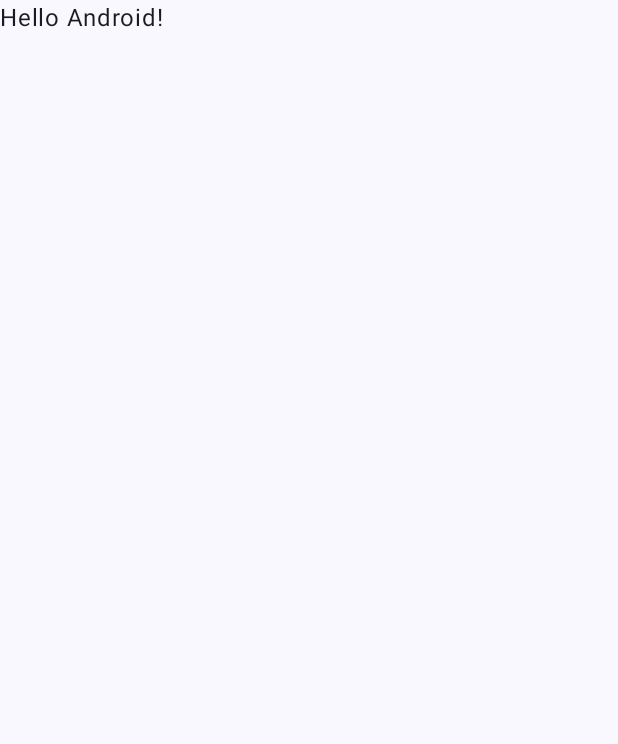
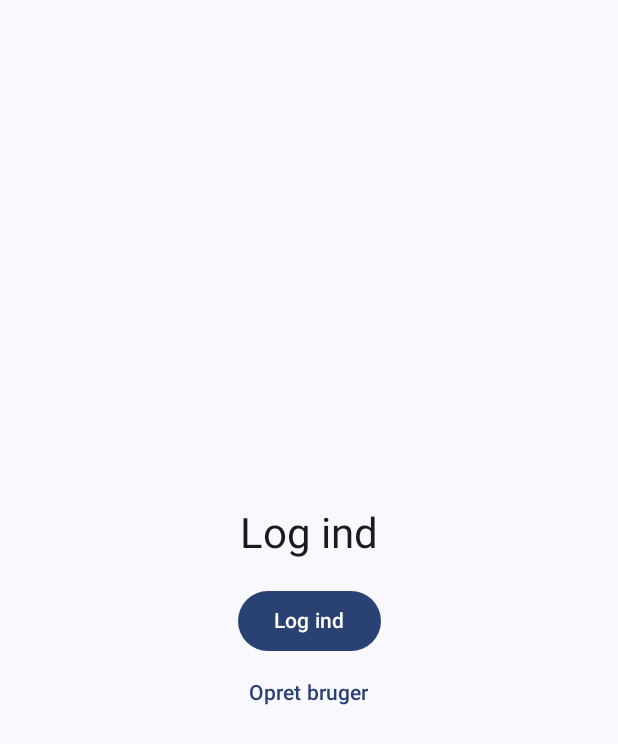
Before and after one commit to weissemilie/MyLittleLibrary, an Android app built with Jetpack Compose: the screen it shows after launch (MainActivity), on a phone screen of 412 x 824 dp. Before the commit the part shown is almost empty. Shown: the top 744 px of the screen. Run offline under Robolectric (Android 15) with nearby library versions, the phone set to English and light mode, and no system bars.

Commit message:
Navigation setup with placeholder for screens

```diff
--- a/app/build.gradle.kts
+++ b/app/build.gradle.kts
@@ -69,4 +69,5 @@ dependencies {
     implementation(libs.mlkit.barcode)
 
     implementation(libs.coil.compose)
+    implementation(libs.androidx.compose.material.icons.core)
 }
--- a/app/src/main/java/dk/au/emilieweiss/mylittlelibrary/MainActivity.kt
+++ b/app/src/main/java/dk/au/emilieweiss/mylittlelibrary/MainActivity.kt
@@ -4,13 +4,7 @@ import android.os.Bundle
 import androidx.activity.ComponentActivity
 import androidx.activity.compose.setContent
 import androidx.activity.enableEdgeToEdge
-import androidx.compose.foundation.layout.fillMaxSize
-import androidx.compose.foundation.layout.padding
-import androidx.compose.material3.Scaffold
-import androidx.compose.material3.Text
-import androidx.compose.runtime.Composable
-import androidx.compose.ui.Modifier
-import androidx.compose.ui.tooling.preview.Preview
+import dk.au.emilieweiss.mylittlelibrary.ui.navigation.AppNavigation
 import dk.au.emilieweiss.mylittlelibrary.ui.theme.MyLittleLibraryTheme
 
 class MainActivity : ComponentActivity() {
@@ -19,29 +13,8 @@ class MainActivity : ComponentActivity() {
         enableEdgeToEdge()
         setContent {
             MyLittleLibraryTheme {
-                Scaffold(modifier = Modifier.fillMaxSize()) { innerPadding ->
-                    Greeting(
-                        name = "Android",
-                        modifier = Modifier.padding(innerPadding)
-                    )
-                }
+                AppNavigation()
             }
         }
     }
 }
-
-@Composable
-fun Greeting(name: String, modifier: Modifier = Modifier) {
-    Text(
-        text = "Hello $name!",
-        modifier = modifier
-    )
-}
-
-@Preview(showBackground = true)
-@Composable
-fun GreetingPreview() {
-    MyLittleLibraryTheme {
-        Greeting("Android")
-    }
-}
--- /dev/null
+++ b/app/src/main/java/ui/auth/LoginScreen.kt
@@ -0,0 +1,15 @@
+package dk.au.emilieweiss.mylittlelibrary.ui.auth
+
+import androidx.compose.material3.Button
+import androidx.compose.material3.Text
+import androidx.compose.material3.TextButton
+import androidx.compose.runtime.Composable
+import dk.au.emilieweiss.mylittlelibrary.ui.components.PlaceholderScreen
+
+@Composable
+fun LoginScreen(onLoginClick: () -> Unit, onRegisterClick: () -> Unit) {
+    PlaceholderScreen("Log ind") {
+        Button(onClick = onLoginClick) { Text("Log ind") }
+        TextButton(onClick = onRegisterClick) { Text("Opret bruger") }
+    }
+}
--- /dev/null
+++ b/app/src/main/java/ui/components/PlaceholderScreen.kt
@@ -0,0 +1,28 @@
+package dk.au.emilieweiss.mylittlelibrary.ui.components
+
+import androidx.compose.foundation.layout.Arrangement
+import androidx.compose.foundation.layout.Column
+import androidx.compose.foundation.layout.ColumnScope
+import androidx.compose.foundation.layout.Spacer
+import androidx.compose.foundation.layout.fillMaxSize
+import androidx.compose.foundation.layout.height
+import androidx.compose.foundation.layout.padding
+import androidx.compose.material3.MaterialTheme
+import androidx.compose.material3.Text
+import androidx.compose.runtime.Composable
+import androidx.compose.ui.Alignment
+import androidx.compose.ui.Modifier
+import androidx.compose.ui.unit.dp
+
+@Composable
+fun PlaceholderScreen(title: String, content: @Composable ColumnScope.() -> Unit = {}) {
+    Column(
+        modifier = Modifier.fillMaxSize().padding(24.dp),
+        verticalArrangement = Arrangement.Center,
+        horizontalAlignment = Alignment.CenterHorizontally
+    ) {
+        Text(title, style = MaterialTheme.typography.headlineMedium)
+        Spacer(Modifier.height(16.dp))
+        content()
+    }
+}
--- /dev/null
+++ b/app/src/main/java/ui/navigation/AppNavigation.kt
@@ -0,0 +1,75 @@
+package dk.au.emilieweiss.mylittlelibrary.ui.navigation
+
+import androidx.compose.foundation.layout.padding
+import androidx.compose.material3.Scaffold
+import androidx.compose.runtime.Composable
+import androidx.compose.runtime.getValue
+import androidx.compose.ui.Modifier
+import androidx.navigation.NavType
+import androidx.navigation.compose.NavHost
+import androidx.navigation.compose.composable
+import androidx.navigation.compose.currentBackStackEntryAsState
+import androidx.navigation.compose.rememberNavController
+import androidx.navigation.navArgument
+import dk.au.emilieweiss.mylittlelibrary.ui.auth.LoginScreen
+import dk.au.emilieweiss.mylittlelibrary.ui.auth.RegisterScreen
+import dk.au.emilieweiss.mylittlelibrary.ui.friends.FriendSearchScreen
+import dk.au.emilieweiss.mylittlelibrary.ui.friends.FriendsScreen
+import dk.au.emilieweiss.mylittlelibrary.ui.library.BookDetailScreen
+import dk.au.emilieweiss.mylittlelibrary.ui.library.LibraryScreen
+import dk.au.emilieweiss.mylittlelibrary.ui.requests.RequestsScreen
+import dk.au.emilieweiss.mylittlelibrary.ui.scan.ScanScreen
+
+@Composable
+fun AppNavigation() {
+    val navController = rememberNavController()
+    val backStackEntry by navController.currentBackStackEntryAsState()
+    val currentRoute = backStackEntry?.destination?.route
+    val showBottomBar = currentRoute in bottomNavItems.map { it.screen.route }
+
+    Scaffold(
+        bottomBar = { if (showBottomBar) BottomBar(navController) }
+    ) { innerPadding ->
+        NavHost(
+            navController = navController,
+            startDestination = Screen.Login.route,
+            modifier = Modifier.padding(innerPadding)
+        ) {
+            composable(Screen.Login.route) {
+                LoginScreen(
+                    onLoginClick = {
+                        navController.navigate(Screen.Library.route) {
+                            popUpTo(Screen.Login.route) { inclusive = true }
+                        }
+                    },
+                    onRegisterClick = { navController.navigate(Screen.Register.route) }
+                )
+            }
+            composable(Screen.Register.route) {
+                RegisterScreen(onBackClick = { navController.popBackStack() })
+            }
+            composable(Screen.Library.route) {
+                LibraryScreen(
+                    onBookClick = { id -> navController.navigate(Screen.BookDetail.createRoute(id)) }
+                )
+            }
+            composable(
+                route = Screen.BookDetail.route,
+                arguments = listOf(navArgument("bookId") { type = NavType.StringType })
+            ) { entry ->
+                BookDetailScreen(
+                    bookId = entry.arguments?.getString("bookId") ?: "",
+                    onBackClick = { navController.popBackStack() }
+                )
+            }
+            composable(Screen.Scan.route) { ScanScreen() }
+            composable(Screen.Friends.route) {
+                FriendsScreen(onSearchClick = { navController.navigate(Screen.FriendSearch.route) })
+            }
+            composable(Screen.FriendSearch.route) {
+                FriendSearchScreen(onBackClick = { navController.popBackStack() })
+            }
+            composable(Screen.Requests.route) { RequestsScreen() }
+        }
+    }
+}
--- /dev/null
+++ b/app/src/main/java/ui/navigation/BottomBar.kt
@@ -0,0 +1,48 @@
+package dk.au.emilieweiss.mylittlelibrary.ui.navigation
+
+import androidx.compose.material.icons.Icons
+import androidx.compose.material.icons.filled.Add
+import androidx.compose.material.icons.filled.Home
+import androidx.compose.material.icons.filled.Notifications
+import androidx.compose.material.icons.filled.Person
+import androidx.compose.material3.Icon
+import androidx.compose.material3.NavigationBar
+import androidx.compose.material3.NavigationBarItem
+import androidx.compose.material3.Text
+import androidx.compose.runtime.Composable
+import androidx.compose.runtime.getValue
+import androidx.compose.ui.graphics.vector.ImageVector
+import androidx.navigation.NavHostController
+import androidx.navigation.compose.currentBackStackEntryAsState
+
+data class BottomNavItem(val screen: Screen, val label: String, val icon: ImageVector)
+
+val bottomNavItems = listOf(
+    BottomNavItem(Screen.Library, "Bibliotek", Icons.Default.Home),
+    BottomNavItem(Screen.Scan, "Scan", Icons.Default.Add),
+    BottomNavItem(Screen.Friends, "Venner", Icons.Default.Person),
+    BottomNavItem(Screen.Requests, "Lån", Icons.Default.Notifications),
+)
+
+@Composable
+fun BottomBar(navController: NavHostController) {
+    val backStackEntry by navController.currentBackStackEntryAsState()
+    val currentRoute = backStackEntry?.destination?.route
+
+    NavigationBar {
+        bottomNavItems.forEach { item ->
+            NavigationBarItem(
+                selected = currentRoute == item.screen.route,
+                onClick = {
+                    navController.navigate(item.screen.route) {
+                        popUpTo(Screen.Library.route) { saveState = true }
+                        launchSingleTop = true
+                        restoreState = true
+                    }
+                },
+                icon = { Icon(item.icon, contentDescription = item.label) },
+                label = { Text(item.label) }
+            )
+        }
+    }
+}
--- /dev/null
+++ b/app/src/main/java/ui/navigation/Screen.kt
@@ -0,0 +1,14 @@
+package dk.au.emilieweiss.mylittlelibrary.ui.navigation
+
+sealed class Screen(val route: String) {
+    data object Login : Screen("login")
+    data object Register : Screen("register")
+    data object Library : Screen("library")
+    data object Scan : Screen("scan")
+    data object Friends : Screen("friends")
+    data object FriendSearch : Screen("friend_search")
+    data object Requests : Screen("requests")
+    data object BookDetail : Screen("book_detail/{bookId}") {
+        fun createRoute(bookId: String) = "book_detail/$bookId"
+    }
+}
--- a/gradle/libs.versions.toml
+++ b/gradle/libs.versions.toml
@@ -46,6 +46,7 @@ camerax-lifecycle = { module = "androidx.camera:camera-lifecycle", version.ref =
 camerax-view = { module = "androidx.camera:camera-view", version.ref = "camerax" }
 mlkit-barcode = { module = "com.google.mlkit:barcode-scanning", version.ref = "mlkitBarcode" }
 coil-compose = { module = "io.coil-kt:coil-compose", version.ref = "coil" }
+androidx-compose-material-icons-core = { group = "androidx.compose.material", name = "material-icons-core" }
 
 [plugins]
 android-application = { id = "com.android.application", version.ref = "agp" }
```
Also changed, not shown: app/src/main/java/ui/auth/RegisterScreen.kt (added, +13 -0 lines), app/src/main/java/ui/friends/FriendSearchScreen.kt (added, +13 -0 lines), app/src/main/java/ui/friends/FriendsScreen.kt (added, +13 -0 lines), app/src/main/java/ui/library/BookDetailScreen.kt (added, +13 -0 lines), app/src/main/java/ui/library/LibraryScreen.kt (added, +13 -0 lines), app/src/main/java/ui/requests/RequestsScreen.kt (added, +9 -0 lines), app/src/main/java/ui/scan/ScanScreen.kt (added, +9 -0 lines).
